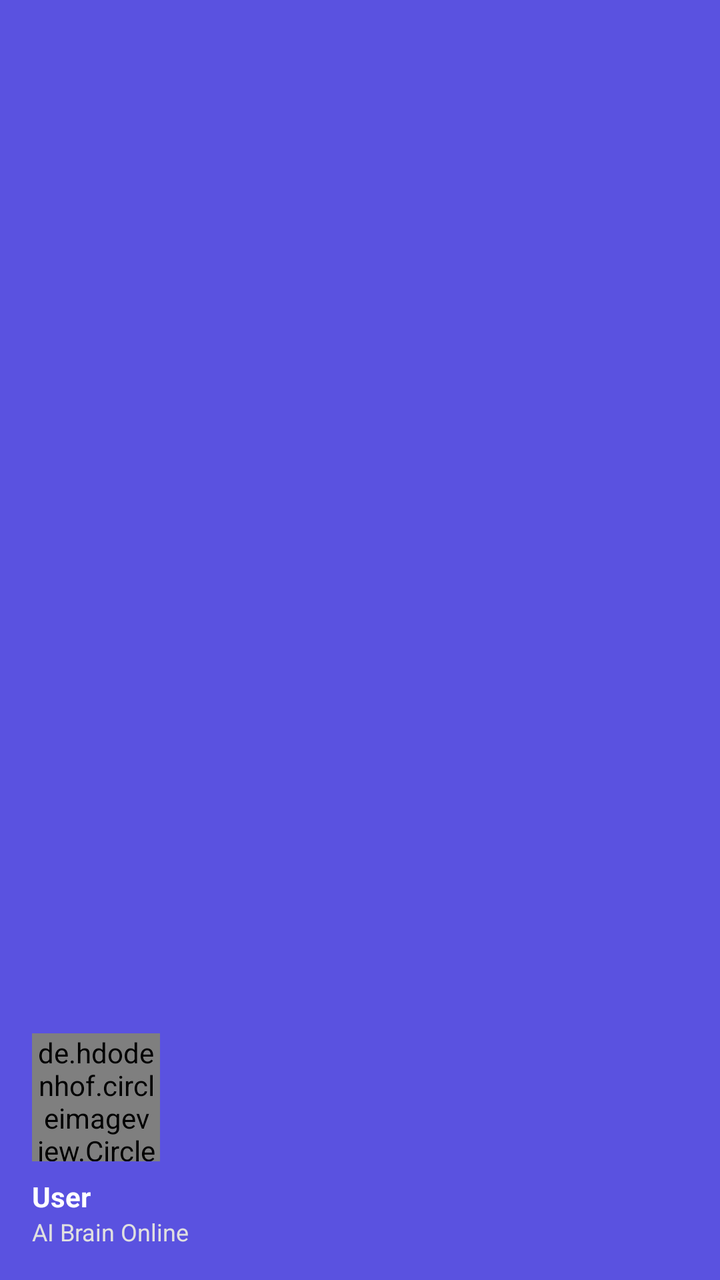
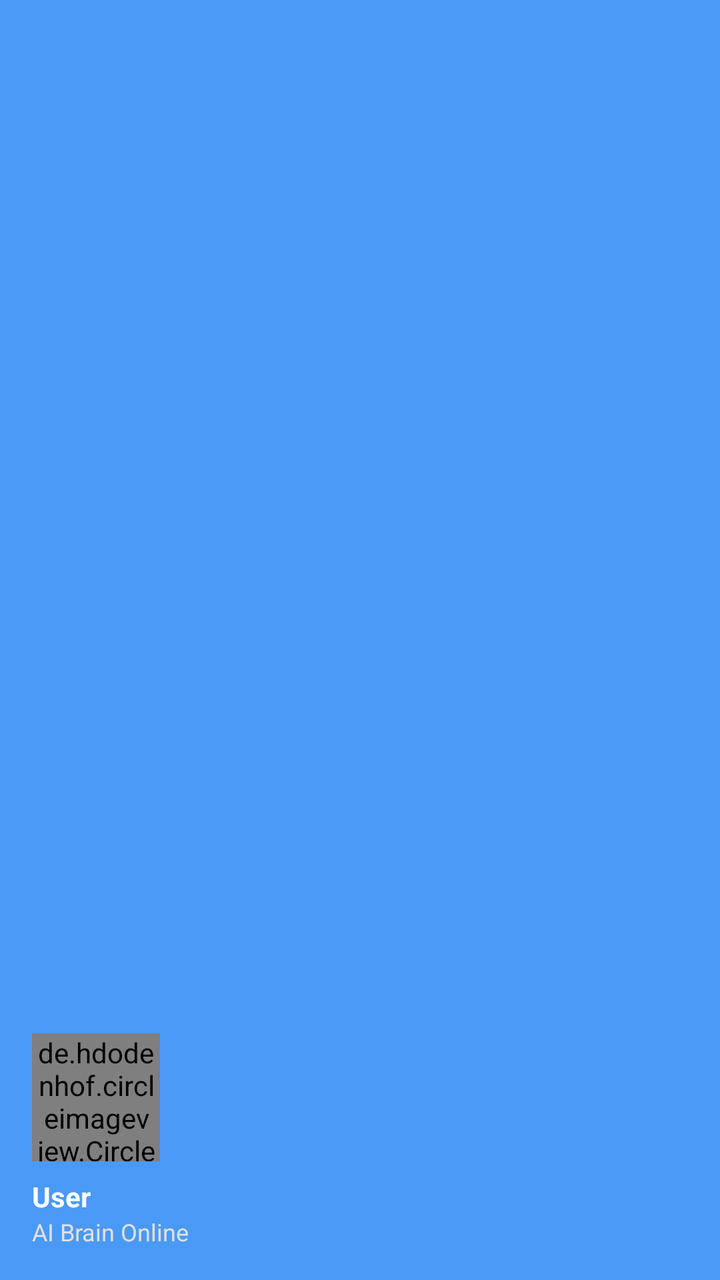

Two renders of the same Android screen: before a commit and after it. Below are the layout's source before the change and the commit's diff.
<!-- AndroidManifest.xml: application theme Theme.EmergencySOSApp -->
<!-- res/layout/nav_header_main.xml -->
<?xml version="1.0" encoding="utf-8"?>
<LinearLayout xmlns:android="http://schemas.android.com/apk/res/android"
    xmlns:app="http://schemas.android.com/apk/res-auto"
    android:layout_width="match_parent"
    android:layout_height="176dp"
    android:background="@color/primary_dark"
    android:gravity="bottom"
    android:orientation="vertical"
    android:padding="16dp"
    android:theme="@style/ThemeOverlay.AppCompat.Dark">

    <de.hdodenhof.circleimageview.CircleImageView
        android:id="@+id/ivHeaderProfile"
        android:layout_width="64dp"
        android:layout_height="64dp"
        android:src="@drawable/ic_personal_white"
        app:civ_border_color="@color/white"
        app:civ_border_width="2dp" />

    <TextView
        android:id="@+id/tvHeaderName"
        android:layout_width="match_parent"
        android:layout_height="wrap_content"
        android:layout_marginTop="8dp"
        android:text="@string/default_user_name"
        android:textAppearance="@style/TextAppearance.AppCompat.Body1"
        android:textStyle="bold"
        android:textColor="@color/white" />

    <TextView
        android:id="@+id/tvHeaderStatus"
        android:layout_width="wrap_content"
        android:layout_height="wrap_content"
        android:text="@string/ai_brain_online"
        android:textColor="#E0E0E0"
        android:textSize="12sp" />

</LinearLayout>
<!-- resources referenced by this layout -->
<resources>
  <color name="primary_dark">#5A52E0</color>
  <color name="white">#FFFFFF</color>
  <!-- drawable ic_personal_white (drawable) -->
  <?xml version="1.0" encoding="utf-8"?>
  <vector xmlns:android="http://schemas.android.com/apk/res/android"
      android:width="56dp"
      android:height="56dp"
      android:viewportWidth="24"
      android:viewportHeight="24">
      <path
          android:fillColor="#FFFFFF"
          android:pathData="M12,12c2.21,0 4,-1.79 4,-4s-1.79,-4 -4,-4 -4,1.79 -4,4 1.79,4 4,4z" />
      <path
          android:fillColor="#FFFFFF"
          android:pathData="M12,14c-4.42,0 -8,2.24 -8,5v1c0,0.55 0.45,1 1,1h14c0.55,0 1,-0.45 1,-1v-1c0,-2.76 -3.58,-5 -8,-5z" />
  </vector>
  <string name="ai_brain_online">AI Brain Online</string>
  <string name="default_user_name">User</string>
  <style name="Theme.EmergencySOSApp" parent="Theme.MaterialComponents.DayNight.NoActionBar">
          <item name="colorPrimary">@color/primary</item>
          <item name="colorPrimaryDark">@color/primary_dark</item>
          <item name="colorAccent">@color/primary</item>
  
          
          <item name="android:statusBarColor">@android:color/transparent</item>
          <item name="android:navigationBarColor">@android:color/transparent</item>
          <item name="android:windowLightStatusBar" tools:targetApi="m">true</item>
          <item name="android:windowLightNavigationBar" tools:targetApi="27">true</item>
      </style>
  <color name="primary">#6C63FF</color>
</resources>

<!-- the commit's change to res/layout/nav_header_main.xml (unified diff, before → after) -->
@@ -3,7 +3,7 @@
     xmlns:app="http://schemas.android.com/apk/res-auto"
     android:layout_width="match_parent"
     android:layout_height="176dp"
-    android:background="@color/primary_dark"
+    android:background="#4999F6"
     android:gravity="bottom"
     android:orientation="vertical"
     android:padding="16dp"
